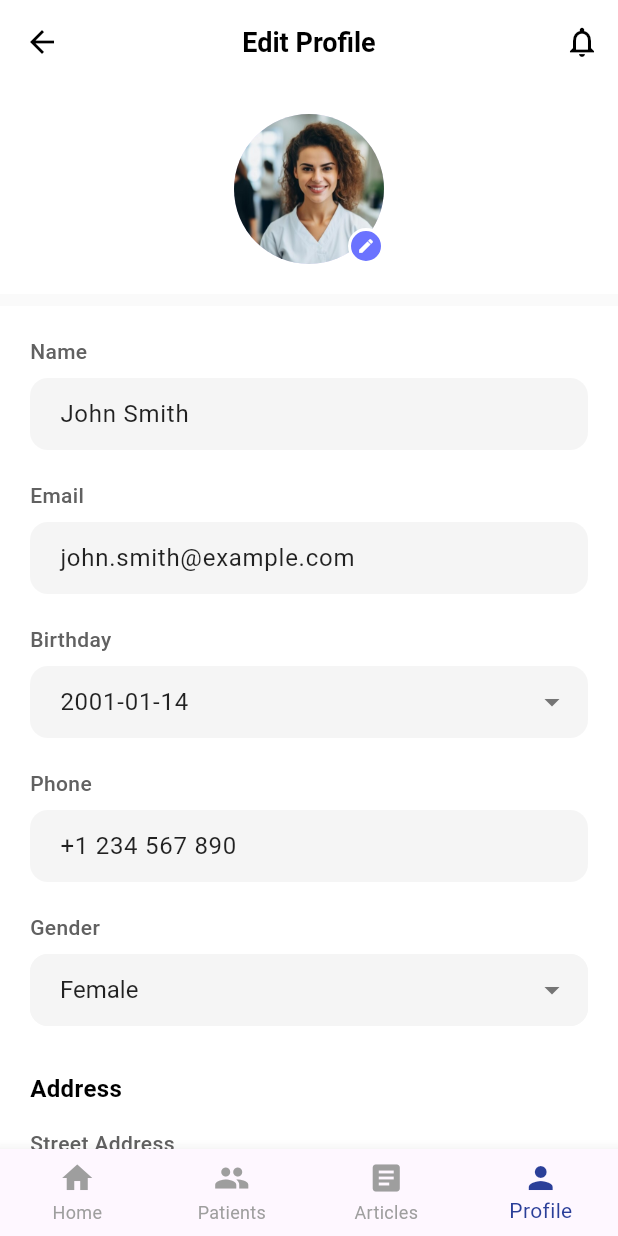
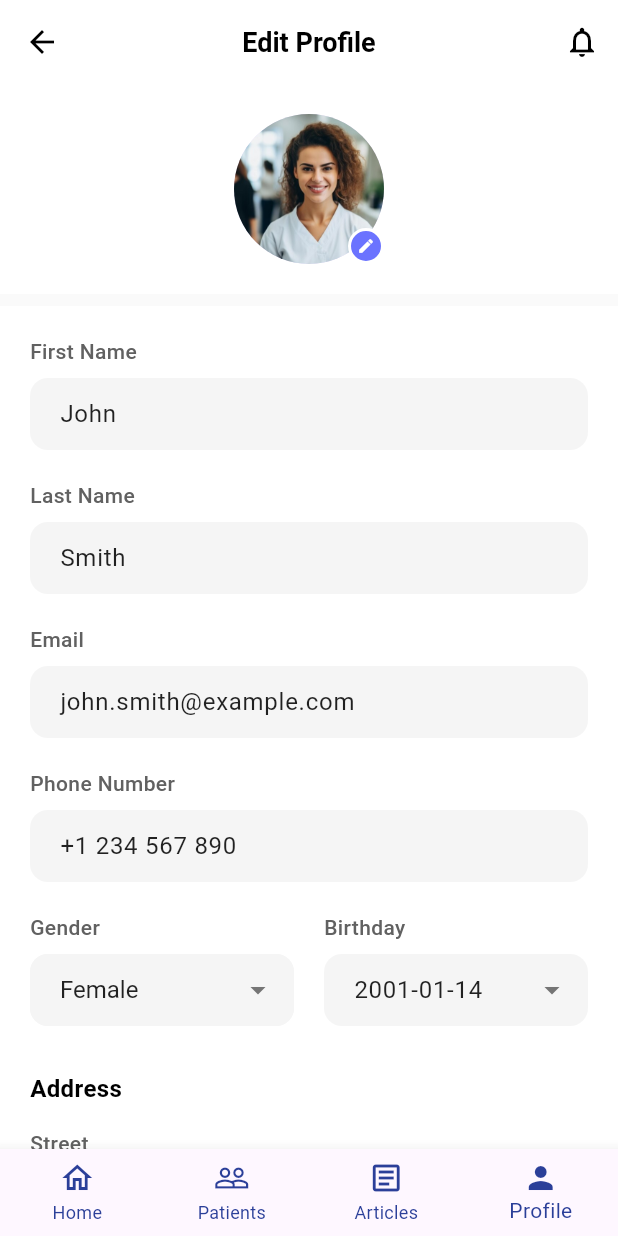
Before and after one commit to thevindu02/Memora-Dimensia-Care, a Flutter app: the EditProfileEdit screen opened by its route, on a phone screen of 412 x 824 dp. Run offline on Flutter 3.47's test engine with Material 3 defaults, Android fonts, the phone set to English and light mode, and no system bars; our stand-ins replace confetti, go_router, image_picker, shared_preferences; accounts and stored records are empty; network calls fail.

Commit message:
change styles

```diff
--- a/mobile_app/lib/screens/caregiver/profile_edit_screen.dart
+++ b/mobile_app/lib/screens/caregiver/profile_edit_screen.dart
@@ -25,10 +25,29 @@ class _EditProfileViewState extends State<EditProfileEdit> {
   final TextEditingController _cityController = TextEditingController(text: 'Colombo');
   final TextEditingController _experienceController = TextEditingController(text: 'Assisted with daily living activities\nAssisted with homework, mealtime, and bed');
   final TextEditingController _qualificationsController = TextEditingController(text: 'Experience in hospital, home, or private care');
+  final TextEditingController _firstNameController = TextEditingController(text: 'John');
+  final TextEditingController _lastNameController = TextEditingController(text: 'Smith');
 
   // Gender dropdown value
   String _selectedGender = 'Female';
   final List<String> _genderOptions = ['Male', 'Female', 'Other'];
+
+  final List<String> _skillOptions = [
+    'Elder Care',
+    'Child Care',
+    'Disability Care',
+    'Medical Care',
+    'Housekeeping',
+    'Cooking',
+    'Transportation',
+    'Companionship'
+  ];
+  List<String> _selectedSkills = [];
+
+  @override
+  void initState() {
+    super.initState();
+  }
 
   @override
   void dispose() {
@@ -42,6 +61,8 @@ class _EditProfileViewState extends State<EditProfileEdit> {
     _cityController.dispose();
     _experienceController.dispose();
     _qualificationsController.dispose();
+    _firstNameController.dispose();
+    _lastNameController.dispose();
     super.dispose();
   }
 
@@ -149,25 +170,27 @@ class _EditProfileViewState extends State<EditProfileEdit> {
                 key: _formKey,
                 child: Column(
                   children: [
-                    _buildTextField('Name', _nameController),
+                    _buildTextField('First Name', _firstNameController),
+                    _buildTextField('Last Name', _lastNameController),
                     _buildTextField('Email', _emailController, keyboardType: TextInputType.emailAddress),
-                    _buildTextField('Birthday', _birthdayController, readOnly: true, onTap: _selectDate),
-                    _buildTextField('Phone', _phoneController, keyboardType: TextInputType.phone),
-                    _buildGenderDropdown(),
-
-                    // Address Section
+                    _buildTextField('Phone Number', _phoneController, keyboardType: TextInputType.phone),
+                    Row(
+                      children: [
+                        Expanded(child: _buildGenderDropdown()),
+                        SizedBox(width: 20),
+                        Expanded(child: _buildTextField('Birthday', _birthdayController, readOnly: true, onTap: _selectDate)),
+                      ],
+                    ),
                     _buildSectionTitle('Address'),
-                    _buildTextField('Street Address', _addressController),
-                    _buildTextField('Province', _provinceController),
+                    _buildTextField('Street', _addressController),
                     _buildTextField('City', _cityController),
-
-                    // Experience Section
+                    _buildTextField('State', _provinceController),
                     _buildSectionTitle('Experience'),
-                    _buildTextField('Description', _experienceController, maxLines: 3),
-
-                    // Qualifications Section
+                    _buildTextField('Experience', _experienceController, maxLines: 3),
                     _buildSectionTitle('Qualifications'),
-                    _buildTextField('Description', _qualificationsController, maxLines: 2),
+                    _buildTextField('Qualifications', _qualificationsController, maxLines: 2),
+                    _buildSectionTitle('Skills'),
+                    _buildSkillsField(),
 
                     SizedBox(height: 30),
 
@@ -248,11 +271,11 @@ class _EditProfileViewState extends State<EditProfileEdit> {
         },
         type: BottomNavigationBarType.fixed,
         selectedItemColor: Color(0xFF2B3F99),
-        unselectedItemColor: Colors.grey,
+        unselectedItemColor: Color(0xFF2B3F99),
         items: const [
-          BottomNavigationBarItem(icon: Icon(Icons.home), label: 'Home'),
-          BottomNavigationBarItem(icon: Icon(Icons.people), label: 'Patients'),
-          BottomNavigationBarItem(icon: Icon(Icons.article), label: 'Articles'),
+          BottomNavigationBarItem(icon: Icon(Icons.home_outlined), label: 'Home'),
+          BottomNavigationBarItem(icon: Icon(Icons.people_outline), label: 'Patients'),
+          BottomNavigationBarItem(icon: Icon(Icons.article_outlined), label: 'Articles'),
           BottomNavigationBarItem(icon: Icon(Icons.person), label: 'Profile'),
         ],
       ),
@@ -459,4 +482,72 @@ class _EditProfileViewState extends State<EditProfileEdit> {
       );
     }
   }
+
+  Widget _buildSkillsField() {
+    return Container(
+      decoration: BoxDecoration(
+        color: Colors.white,
+        borderRadius: BorderRadius.circular(12),
+        border: Border.all(color: Colors.grey[300]!),
+      ),
+      padding: const EdgeInsets.all(16),
+      margin: const EdgeInsets.only(bottom: 20),
+      child: Column(
+        crossAxisAlignment: CrossAxisAlignment.start,
+        children: [
+          Row(
+            children: [
+              Icon(Icons.star_outline, color: Colors.grey[600]),
+              const SizedBox(width: 8),
+              Text(
+                'Skills & Specializations',
+                style: TextStyle(
+                  fontSize: 16,
+                  color: Colors.grey[700],
+                  fontWeight: FontWeight.w500,
+                ),
+              ),
+            ],
+          ),
+          const SizedBox(height: 15),
+          Wrap(
+            spacing: 8,
+            runSpacing: 8,
+            children: _skillOptions.map((skill) {
+              final isSelected = _selectedSkills.contains(skill);
+              return GestureDetector(
+                onTap: () {
+                  setState(() {
+                    if (isSelected) {
+                      _selectedSkills.remove(skill);
+                    } else {
+                      _selectedSkills.add(skill);
+                    }
+                  });
+                },
+                child: Container(
+                  padding: const EdgeInsets.symmetric(horizontal: 12, vertical: 8),
+                  decoration: BoxDecoration(
+                    color: isSelected ? Color(0xFFA0C4FD) : Colors.grey[100],
+                    borderRadius: BorderRadius.circular(20),
+                    border: Border.all(
+                      color: isSelected ? Color(0xFFA0C4FD) : Colors.grey[300]!,
+                    ),
+                  ),
+                  child: Text(
+                    skill,
+                    style: TextStyle(
+                      color: isSelected ? Colors.white : Colors.grey[700],
+                      fontSize: 12,
+                      fontWeight: FontWeight.w500,
+                    ),
+                  ),
+                ),
+              );
+            }).toList(),
+          ),
+        ],
+      ),
+    );
+  }
 }
--- a/mobile_app/lib/screens/caregiver/register_screen.dart
+++ b/mobile_app/lib/screens/caregiver/register_screen.dart
@@ -230,7 +230,7 @@ class _CaregiverRegisterPageState extends State<CaregiverRegisterPage> {
           width: 4,
           height: 20,
           decoration: BoxDecoration(
-            color: Colors.blue[600],
+            color: const Color(0xFFA0C4FD), // Match login/register button
             borderRadius: BorderRadius.circular(2),
           ),
         ),
@@ -690,8 +690,8 @@ class _CaregiverRegisterPageState extends State<CaregiverRegisterPage> {
       child: ElevatedButton(
         onPressed: _isLoading ? null : _handleRegister,
         style: ElevatedButton.styleFrom(
-          backgroundColor: Colors.blue[600],
-          foregroundColor: Colors.white,
+          backgroundColor: const Color(0xFFA0C4FD), // Match login page
+          foregroundColor: const Color(0xFF2B3F99), // Match login page
           shape: RoundedRectangleBorder(
             borderRadius: BorderRadius.circular(12),
           ),
```
Also changed, not shown: mobile_app/lib/screens/caregiver/care_details_screen.dart (+4 -4 lines), mobile_app/lib/screens/caregiver/complete_routine_screen.dart (+4 -4 lines), mobile_app/lib/screens/caregiver/home_screen.dart (+5 -8 lines), mobile_app/lib/screens/caregiver/patient_list_screen.dart (+7 -7 lines), mobile_app/lib/screens/caregiver/profile_view_screen.dart (+12 -16 lines), mobile_app/lib/screens/caregiver/schedule_report_screen.dart (+4 -4 lines), mobile_app/lib/screens/caregiver/schedule_routine_screen.dart (+4 -4 lines), mobile_app/lib/screens/caregiver/select_routine_screen.dart (+4 -4 lines), mobile_app/lib/screens/caregiver/view_article_screen.dart (+5 -4 lines), mobile_app/assets/images/patient1.jpg, mobile_app/assets/images/patient2.jpg, mobile_app/assets/images/patient3.jpg. Lines whose indentation alone changed are shown as unchanged.
